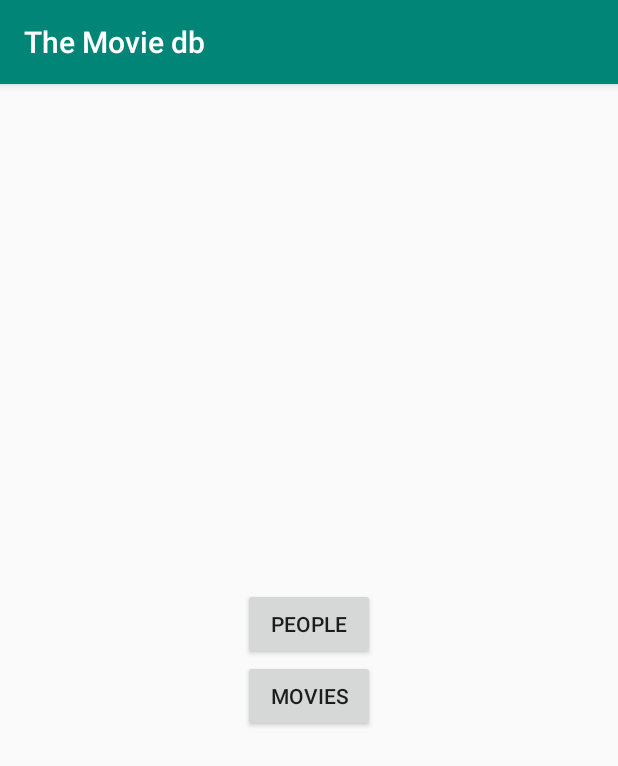
After one commit to 2020Batch/The-movie-Db, an Android app: the HomePageActivity screen opened directly, with no data from a screen before it, on a phone screen of 412 x 824 dp. The commit adds this screen. Shown: the top 766 px of the screen. Run offline under Robolectric (Android 15) with nearby library versions, the phone set to English and light mode, and no system bars.

Commit message:
added people and movies buttons to home page

```diff
--- a/app/build.gradle
+++ b/app/build.gradle
@@ -25,7 +25,7 @@ android {
 
 dependencies {
     implementation fileTree(dir: 'libs', include: ['*.jar'])
-    implementation"org.jetbrains.kotlin:kotlin-stdlib-jdk7:$kotlin_version"
+    implementation "org.jetbrains.kotlin:kotlin-stdlib-jdk7:$kotlin_version"
     implementation 'androidx.appcompat:appcompat:1.1.0'
     implementation 'androidx.core:core-ktx:1.2.0'
     implementation 'androidx.constraintlayout:constraintlayout:1.1.3'
--- a/app/src/main/AndroidManifest.xml
+++ b/app/src/main/AndroidManifest.xml
@@ -10,6 +10,7 @@
         android:roundIcon="@mipmap/ic_launcher_round"
         android:supportsRtl="true"
         android:theme="@style/AppTheme">
+        <activity android:name=".HomePageActivity"></activity>
         <activity android:name=".MainActivity">
             <intent-filter>
                 <action android:name="android.intent.action.MAIN" />
--- /dev/null
+++ b/app/src/main/java/com/example/themoviedb/HomePageActivity.kt
@@ -0,0 +1,12 @@
+package com.example.themoviedb
+
+import androidx.appcompat.app.AppCompatActivity
+import android.os.Bundle
+
+class HomePageActivity : AppCompatActivity() {
+
+    override fun onCreate(savedInstanceState: Bundle?) {
+        super.onCreate(savedInstanceState)
+        setContentView(R.layout.activity_home_page)
+    }
+}
--- /dev/null
+++ b/app/src/main/res/layout/activity_home_page.xml
@@ -0,0 +1,24 @@
+<?xml version="1.0" encoding="utf-8"?>
+<LinearLayout xmlns:android="http://schemas.android.com/apk/res/android"
+    xmlns:tools="http://schemas.android.com/tools"
+    android:layout_width="match_parent"
+    android:layout_height="match_parent"
+    tools:context=".HomePageActivity"
+    android:orientation="vertical"
+    android:gravity="center">
+
+
+    <Button
+        android:id="@+id/btn_People"
+        android:layout_width="wrap_content"
+        android:layout_height="wrap_content"
+        android:text="@string/people"/>
+
+    <Button
+        android:id="@+id/btn_Movies"
+        android:layout_width="wrap_content"
+        android:layout_height="wrap_content"
+        android:text="@string/movies"/>
+
+
+</LinearLayout>
--- a/app/src/main/res/values/strings.xml
+++ b/app/src/main/res/values/strings.xml
@@ -1,3 +1,5 @@
 <resources>
     <string name="app_name">The Movie db</string>
+    <string name="people">People</string>
+    <string name="movies">Movies</string>
 </resources>
```
Also changed, not shown: app/src/main/res/drawable/ic_moviedb_logo.png (renamed from app/src/main/res/drawable/ic_moviedb_logo.svg).
